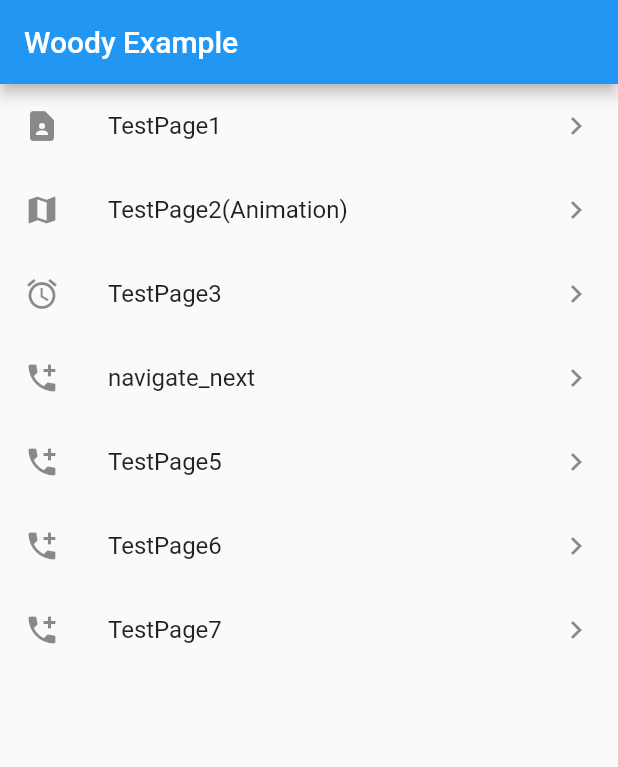
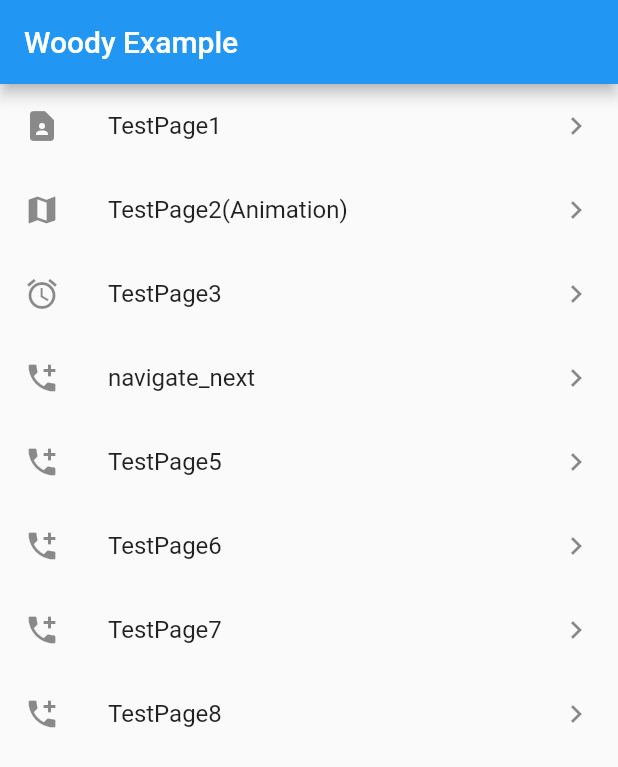
Before and after one commit to SongWoody/flutter_app, a Flutter app: the screen it shows after launch, on a phone screen of 412 x 824 dp. Shown: the top 767 px of the screen. Run offline on Flutter 3.47's test engine with Material 2 defaults, Android fonts, the phone set to English and light mode, and no system bars; our stand-ins replace carousel_slider.

Commit message:
create testPage8.dart

```diff
--- a/lib/main.dart
+++ b/lib/main.dart
@@ -2,6 +2,7 @@ import 'package:flutter/material.dart';
 import 'package:flutter_app/page5/testPage5.dart';
 import 'package:flutter_app/page6/testPage6.dart';
 import 'package:flutter_app/page7/testPage7.dart';
+import 'package:flutter_app/page8/testPage8.dart';
 import 'package:flutter_app/testPage1.dart';
 import 'package:flutter_app/testPage2.dart';
 import 'package:flutter_app/testPage3.dart';
@@ -56,6 +57,9 @@ class RandomWordsState extends State<RandomWords> {
     }),
     MenuData(Icons.add_ic_call, "TestPage7", onClick: (ctx) => {
       Navigator.push(ctx, MaterialPageRoute(builder: (ctx) => TestPage7()))
+    }),
+    MenuData(Icons.add_ic_call, "TestPage8", onClick: (ctx) => {
+      Navigator.push(ctx, MaterialPageRoute(builder: (ctx) => TestPage8()))
     })
 
   ];
--- /dev/null
+++ b/lib/page8/testPage8.dart
@@ -0,0 +1,16 @@
+
+
+import 'package:flutter/material.dart';
+
+/// Json Test Page
+class TestPage8 extends StatelessWidget {
+  const TestPage8({Key? key}) : super(key: key);
+
+  @override
+  Widget build(BuildContext context) {
+    return Scaffold(
+      appBar: AppBar(title: Text("Json Test Page"),),
+      body: Container(),
+    );
+  }
+}
```
